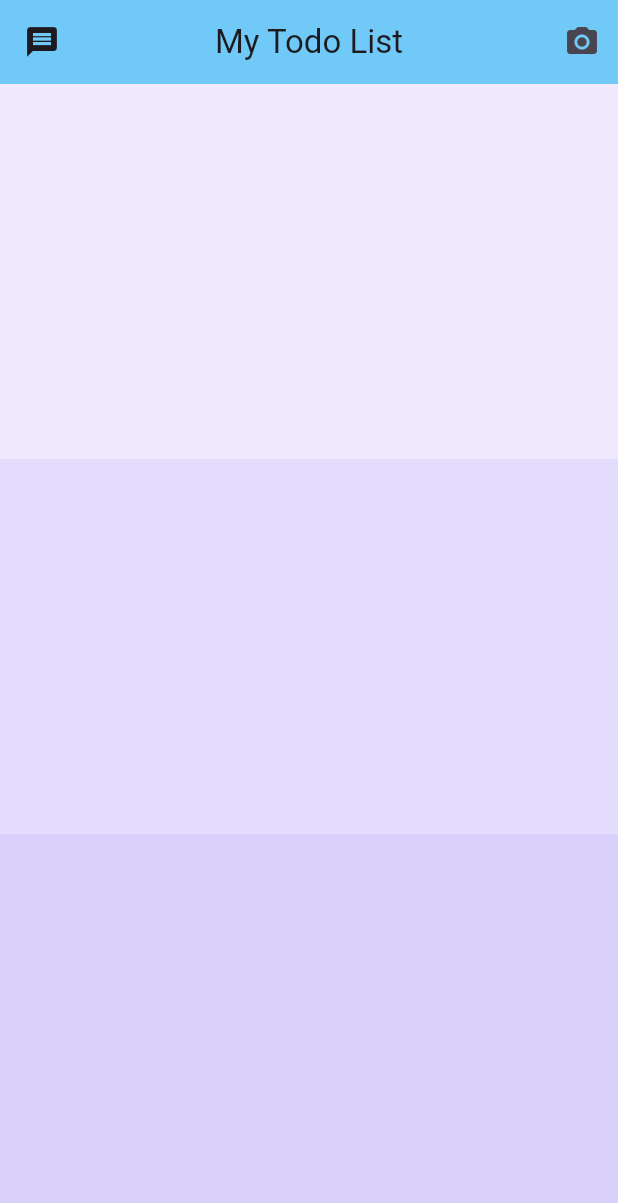
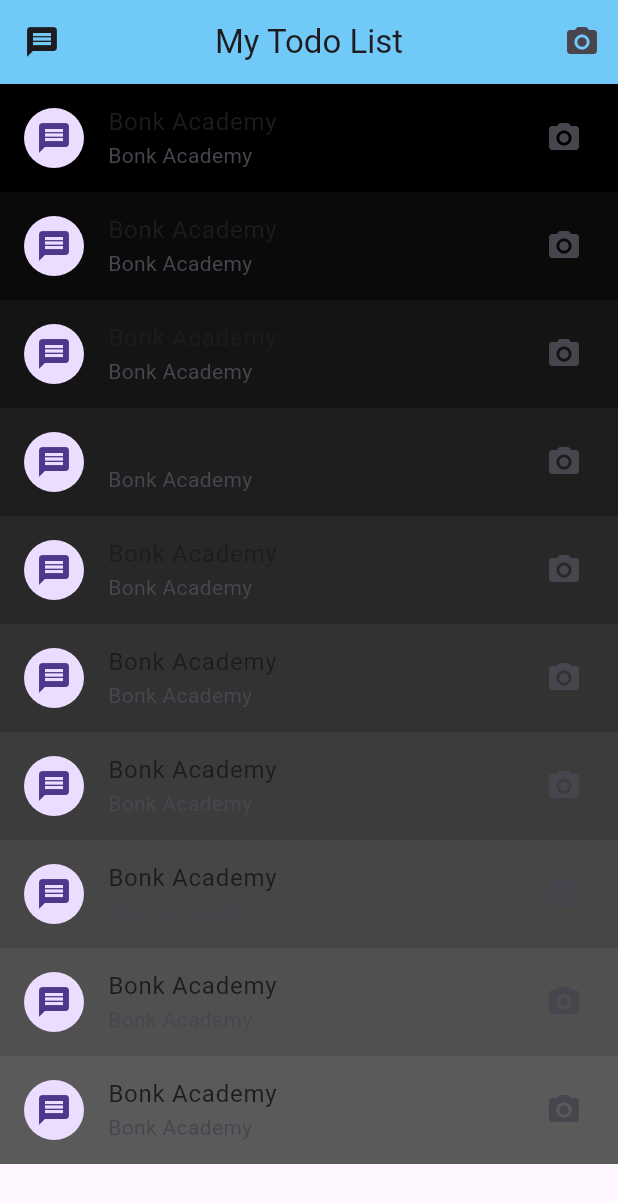
Before and after one commit to s-a-sakib/Flutter_Lab_Practice, a Flutter app: the screen it shows after launch, on a phone screen of 412 x 824 dp. Shown: the top 1203 px of the screen. Run offline on Flutter 3.47's test engine with Material 3 defaults, Android fonts, the phone set to English and light mode, and no system bars.

Commit message:
list view added

```diff
--- a/lib/main.dart
+++ b/lib/main.dart
@@ -36,17 +36,21 @@ class MyApp extends StatelessWidget {
           ),
           body: ListView(
             children: [
-              for (var i = 1; i < 10; i++) ...[
+              for (int i = 0; i < 10; i++)
                 Container(
-                  width: 400,
-                  height: 250,
-                  color: Color.fromARGB(i * 15, 15 * i, i * 10, 231),
+                  color: Color.fromRGBO(10 * i, 10 * i, 10 * i, 100),
+                  child: ListTile(
+                    title: const Text("Bonk Academy"),
+                    subtitle: const Text("Bonk Academy"),
+                    leading: const CircleAvatar(
+                      child: Icon(Icons.message),
+                    ),
+                    trailing: const Icon(Icons.camera_alt),
+                  ),
                 ),
-                const SizedBox(width: 20),
-              ],
             ],),
-        ),
       ),
+    ),
     );
   }
 }
```
